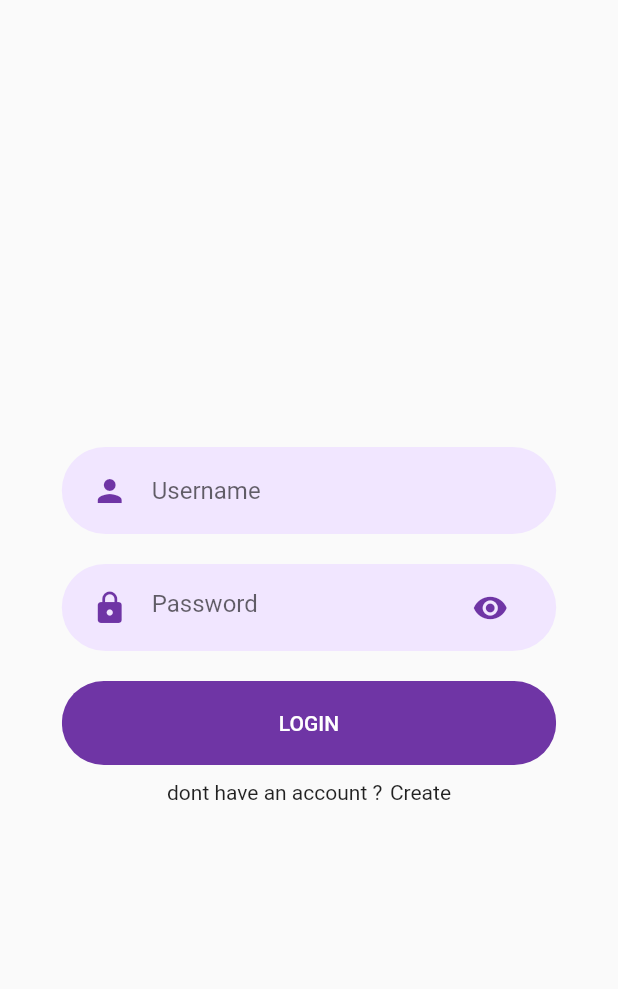
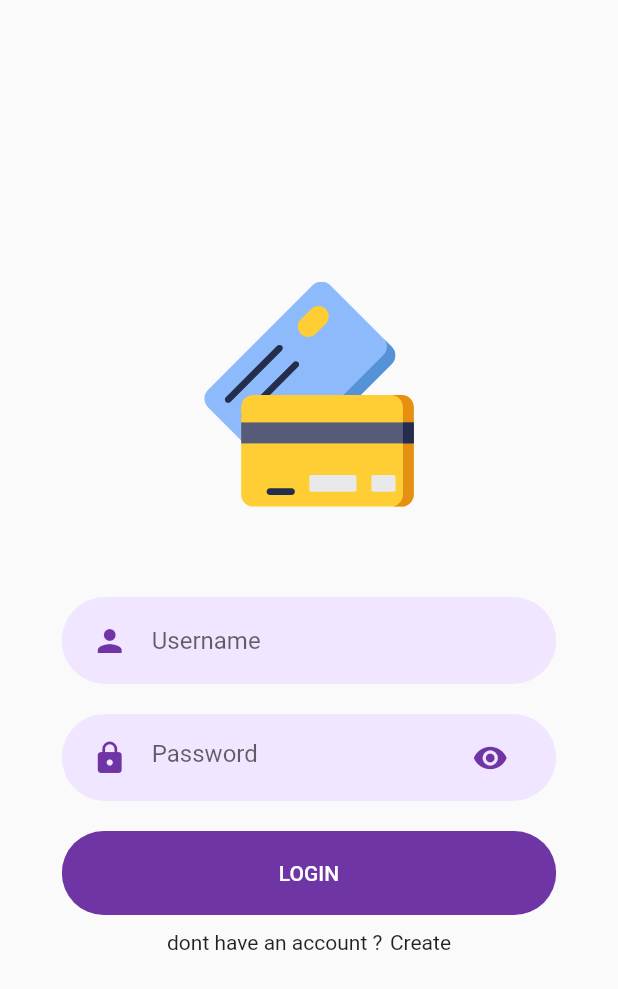
Before and after one commit to nihara96/creditcard_wallet_flutter, a Flutter app: the HomeScreen screen opened by its route, after a tap on the "logout" icon, on a phone screen of 412 x 824 dp. Shown: the top 989 px of the screen. Run offline on Flutter 3.47's test engine with Material 2 defaults, Android fonts, the phone set to English and light mode, and no system bars; our stand-ins replace flutter_spinkit, flutter_svg; network calls fail.

Commit message:
added svg icon

```diff
--- a/lib/components/my_credit_card.dart
+++ b/lib/components/my_credit_card.dart
@@ -90,7 +90,7 @@ class MyCreditCard extends StatelessWidget {
                           child: Column(
                             crossAxisAlignment: CrossAxisAlignment.start,
                             children: [
-                              Text('BRANCH'),
+                              Text('EXP'),
                               Text(branch,style: TextStyle(
                                 fontSize: 20.0,
                               ),),
--- a/lib/login.dart
+++ b/lib/login.dart
@@ -1,6 +1,7 @@
 import 'package:flutter/cupertino.dart';
 import 'package:flutter/material.dart';
 import 'package:flutter_spinkit/flutter_spinkit.dart';
+import 'package:flutter_svg/svg.dart';
 import 'package:soc_project/services/networking.dart';
 import 'package:soc_project/utils/constants.dart';
 
@@ -33,9 +34,17 @@ class LoginScreen extends StatelessWidget {
           child: Form(
             key: _formKey,
             autovalidateMode: AutovalidateMode.onUserInteraction,
+            child: SingleChildScrollView(
               child: Column(
                 mainAxisAlignment: MainAxisAlignment.center,
                 children: [
+                  Container(
+                    height: 150.0,
+                    child: SvgPicture.asset(
+                      'assets/credit.svg',
+                    ),
+                  ),
+                  SizedBox(height: 50.0,),
                   RoundedInputField(
                     validator: (value)
                     {
@@ -139,6 +148,7 @@ class LoginScreen extends StatelessWidget {
             ),
           ),
         ),
+      ),
     );
   }
 }
--- a/lib/models/credit_card_data.dart
+++ b/lib/models/credit_card_data.dart
@@ -8,13 +8,13 @@ class CreditCardData extends ChangeNotifier {
 
   List<CreditCard> _cards = [
     CreditCard(
-      cardNumber: "123456789",
+      cardNumber: "1234567892364125",
       cvv: "023",
       scheme: "Visa",
       type: "Debit",
       bank: "Sampath Bank",
       bankEmoji: "🇩🇰",
-      branch: "Kandy",
+      branch: "03/25",
     ),
 
   ];
--- a/lib/services/networking.dart
+++ b/lib/services/networking.dart
@@ -1,6 +1,10 @@
 import 'dart:convert';
 
+import 'package:flutter/cupertino.dart';
 import 'package:http/http.dart' as http;
+import 'package:provider/provider.dart';
+import 'package:soc_project/models/credit_card.dart';
+import 'package:soc_project/models/credit_card_data.dart';
 
 
 class NetworkHelper{
@@ -37,6 +41,67 @@ class NetworkHelper{
 
   }
 
+
+  Future<dynamic> getCards(Map<String,dynamic> params,BuildContext context) async {
+
+    final uri = Uri.http(Service.MAIN_URL, "/api/v1/cards/user/");
+
+    var data = await postRequest(body:params, uri: uri);
+
+    // Build credit card and add to the list;
+    // Provider.of<CreditCardData>(context,listen: false).clearCardList();
+
+    for(Map map in data)
+    {
+      print(map['cardNumber']);
+
+      Provider.of<CreditCardData>(context,listen: false).
+      addCard(CreditCard(
+          cardNumber: map['cardNumber'],
+          cvv: map['cvv'],
+          scheme: map['scheme'],
+          bank: map['bank'],
+          type: map['type'],
+          branch: map['branch'],
+          bankEmoji: map['bankEmoji']));
+
+    }
+
+    return data;
+
+  }
+
+  Future<dynamic> getCardData(String input) async {
+
+    var data = await getRequest(uri: Uri.https(Service.BINLIST_URL, "/$input"));
+
+    print(data);
+    return data;
+
+  }
+
+  Future assignUserToCard(Map<String,dynamic> params,String cardNumber) async{
+
+    return putRequest(body: params, uri: Uri.http(Service.MAIN_URL, "/api/v1/cards/$cardNumber/appUser/"));
+
+  }
+
+
+  Future addCardToNetwork( Map<String,dynamic> params,CreditCard creditCard) async {
+    await postRequest(body: {
+      "cardNumber":creditCard.cardNumber,
+      "cvv":creditCard.cvv,
+      "scheme":creditCard.scheme,
+      "type":creditCard.type,
+      "bank":creditCard.bank,
+      "bankEmoji":creditCard.bankEmoji,
+      "branch":creditCard.branch
+    }, uri: Uri.http(Service.MAIN_URL, "/api/v1/cards/"));
+
+    await assignUserToCard(params,creditCard.cardNumber);
+  }
+
+
 }
 
 
--- a/pubspec.yaml
+++ b/pubspec.yaml
@@ -31,6 +31,7 @@ dependencies:
   provider: ^5.0.0
   http: ^0.13.3
   flutter_spinkit: ^5.1.0
+  flutter_svg: ^0.22.0
 
 
 dev_dependencies:
@@ -49,9 +50,8 @@ flutter:
   uses-material-design: true
 
   # To add assets to your application, add an assets section, like this:
-  # assets:
-  #   - images/a_dot_burr.jpeg
-  #   - images/a_dot_ham.jpeg
+  assets:
+   - assets/
 
   # An image asset can refer to one or more resolution-specific "variants", see
   # https://flutter.dev/assets-and-images/#resolution-aware.
```
Also changed, not shown: lib/home.dart (+26 -74 lines), assets/credit.svg (added), pubspec.lock. Lines whose indentation alone changed are shown as unchanged.
